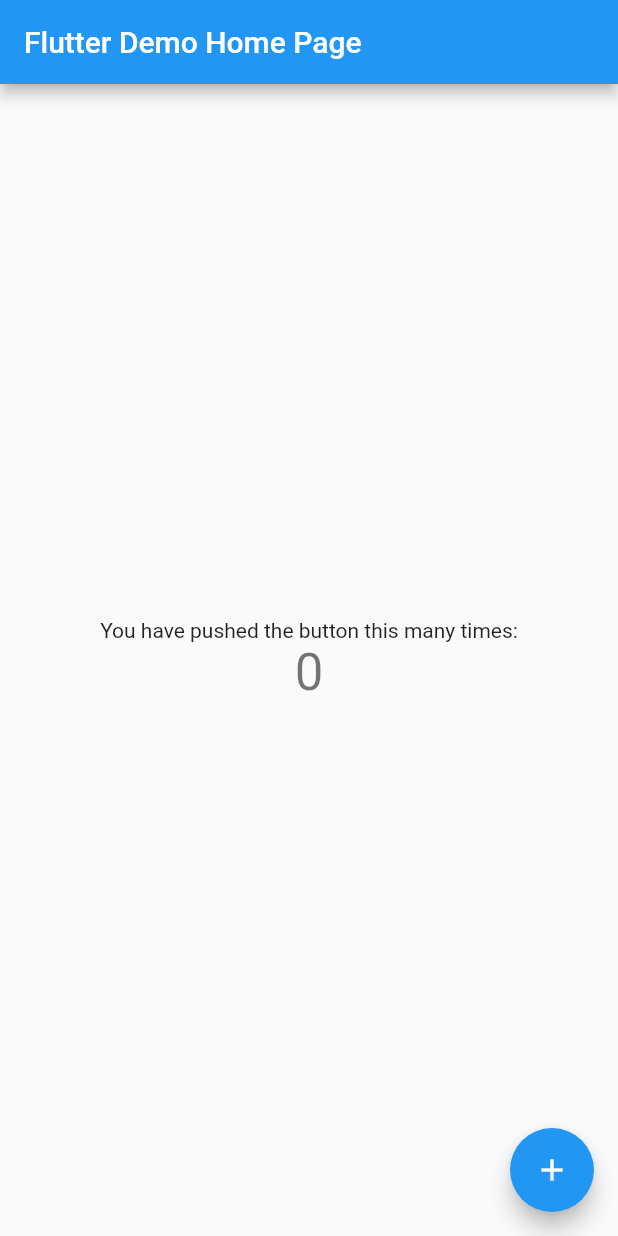
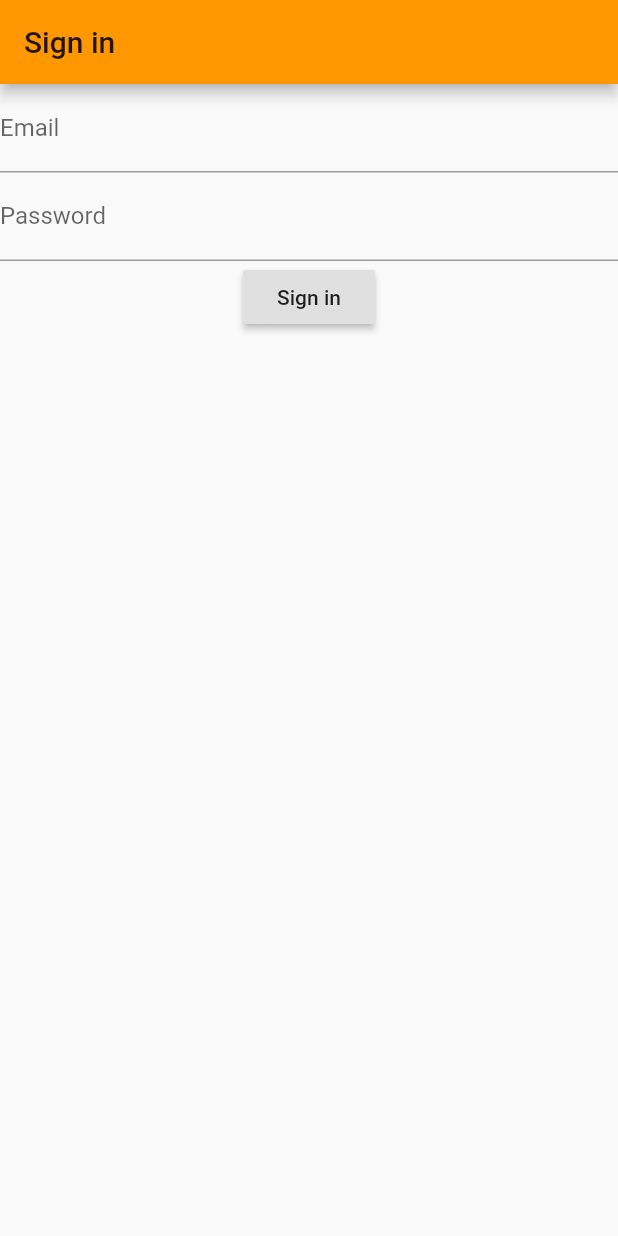
Before and after one commit to JonathanConn/Masteri_App, a Flutter app: the screen it shows after launch, on a phone screen of 412 x 824 dp. Run offline on Flutter 3.47's test engine with Material 2 defaults, Android fonts, the phone set to English and light mode, and no system bars; our stand-ins replace firebase_auth; accounts and stored records are empty.

Commit message:
added sign in method for firebase

```diff
--- /dev/null
+++ b/lib/auth/signIn.dart
@@ -0,0 +1,77 @@
+import 'package:flutter/material.dart';
+import 'package:firebase_auth/firebase_auth.dart';
+import 'package:masteri/pages/home.dart';
+
+class LoginPage extends StatefulWidget{
+  @override
+  _LoginPageState createState() => new _LoginPageState();
+}
+
+class _LoginPageState extends State<LoginPage>{
+  String _email, _password;
+  final GlobalKey<FormState> _formKey = GlobalKey<FormState>();
+
+  @override
+  Widget build(BuildContext context){
+    return Scaffold(
+      appBar: AppBar(
+        title: Text('Sign in'),
+      ),
+      body: Form(
+        key: _formKey,
+        child: Column(
+          children: <Widget>[
+            TextFormField(
+              validator: (input){
+                if(input.isEmpty){
+                  return 'Please type an email';
+                }
+              },
+              onSaved: (input) => _email = input,
+              decoration: InputDecoration(
+                labelText: 'Email'
+              ),
+
+            ),
+
+            TextFormField(
+              validator: (input){
+                if(input.length < 6){
+                  return 'Your password needs to be at least 6 characters';
+                }
+              },
+              onSaved: (input) => _password = input,
+              decoration: InputDecoration(
+                labelText: 'Password'
+              ),
+              obscureText: true,
+            ),
+
+            RaisedButton(
+              onPressed: signIn,
+              child: Text('Sign in'),
+            ),
+
+          ],
+        ),
+      )
+    );
+  }
+
+  Future<void> signIn() async{
+    final formState = _formKey.currentState;
+
+    if(formState.validate()){
+      formState.save();
+      try{
+        await FirebaseAuth.instance.signInWithEmailAndPassword(email: _email, password: _password);
+        Navigator.push(context, MaterialPageRoute(builder: (context) => home()));
+      }catch(e){
+        print(e.message);
+      }
+
+    }
+
+  }
+
+}
--- a/lib/main.dart
+++ b/lib/main.dart
@@ -1,63 +1,19 @@
 import 'package:flutter/material.dart';
+import 'package:masteri/auth/signIn.dart';
 
-void main() => runApp(MyApp());
+
+void main() => runApp(new MyApp());
 
 class MyApp extends StatelessWidget {
-  // This widget is the root of your application.
   @override
-  Widget build(BuildContext context) {
-    return MaterialApp(
-      title: 'Flutter Demo',
-      theme: ThemeData(
-        primarySwatch: Colors.blue,
+  Widget build(BuildContext context){
+    return new MaterialApp(
+      title: 'Masteri',
+      theme: new ThemeData(
+        primarySwatch: Colors.orange,
       ),
-      home: MyHomePage(title: 'Flutter Demo Home Page'),
+      home: new LoginPage(),
     );
   }
+
 }
-
-class MyHomePage extends StatefulWidget {
-  MyHomePage({Key key, this.title}) : super(key: key);
-  final String title;
-
-  @override
-  _MyHomePageState createState() => _MyHomePageState();
-}
-
-class _MyHomePageState extends State<MyHomePage> {
-  int _counter = 0;
-
-  void _incrementCounter() {
-    setState(() {
-      _counter++;
-    });
-  }
-
-  @override
-  Widget build(BuildContext context) {
-    return Scaffold(
-      appBar: AppBar(
-        title: Text(widget.title),
-      ),
-      body: Center(
-        child: Column(
-          mainAxisAlignment: MainAxisAlignment.center,
-          children: <Widget>[
-            Text(
-              'You have pushed the button this many times:',
-            ),
-            Text(
-              '$_counter',
-              style: Theme.of(context).textTheme.display1,
-            ),
-          ],
-        ),
-      ),
-      floatingActionButton: FloatingActionButton(
-        onPressed: _incrementCounter,
-        tooltip: 'Increment',
-        child: Icon(Icons.add),
-      ), // This trailing comma makes auto-formatting nicer for build methods.
-    );
-  }
-}
--- a/pubspec.yaml
+++ b/pubspec.yaml
@@ -19,6 +19,7 @@ environment:
 dependencies:
   flutter:
     sdk: flutter
+  firebase_auth: ^0.14.0
 
   # The following adds the Cupertino Icons font to your application.
   # Use with the CupertinoIcons class for iOS style icons.
@@ -27,6 +28,7 @@ dependencies:
 dev_dependencies:
   flutter_test:
     sdk: flutter
+
 
 
 # For information on the generic Dart part of this file, see the
```
Also changed, not shown: lib/pages/home.dart (added, +17 -0 lines), pubspec.lock, 1 other file.
